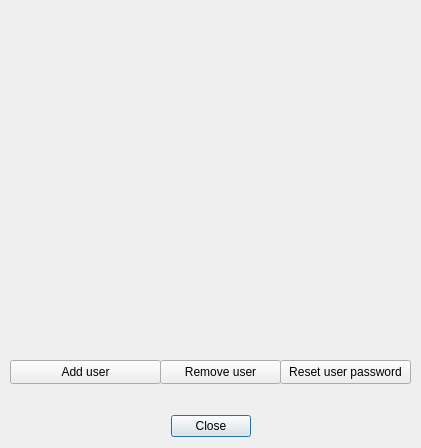
stefanodellosa-personal/WADAS, file wadas/ui/qt/configure_web_interface.ui: the form before one commit.
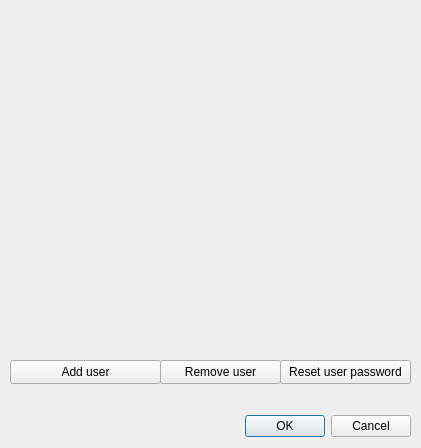
The form after the commit.

Commit message: Added query to fetch user name from db

Patch:
```diff
--- a/wadas/ui/qt/configure_web_interface.ui
+++ b/wadas/ui/qt/configure_web_interface.ui
@@ -26,10 +26,10 @@
     <enum>Qt::Orientation::Horizontal</enum>
    </property>
    <property name="standardButtons">
-    <set>QDialogButtonBox::StandardButton::Close</set>
+    <set>QDialogButtonBox::StandardButton::Cancel|QDialogButtonBox::StandardButton::Ok</set>
    </property>
    <property name="centerButtons">
-    <bool>true</bool>
+    <bool>false</bool>
    </property>
   </widget>
   <widget class="QWidget" name="verticalLayoutWidget">
```
The commit also changes 1 other file.
